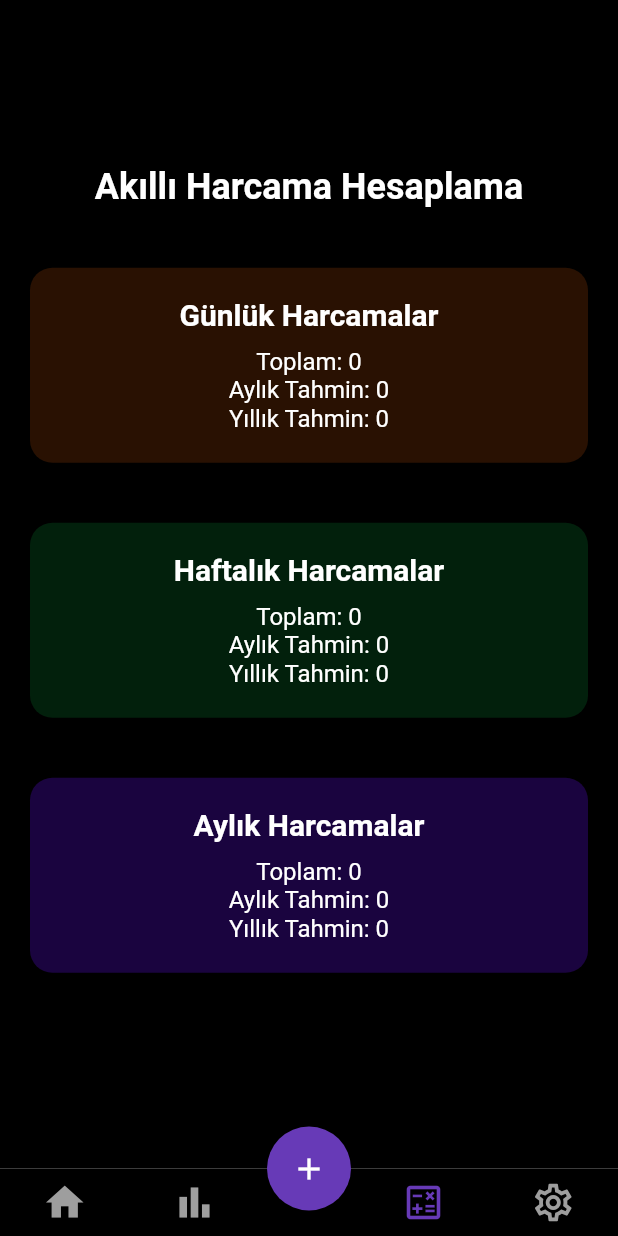
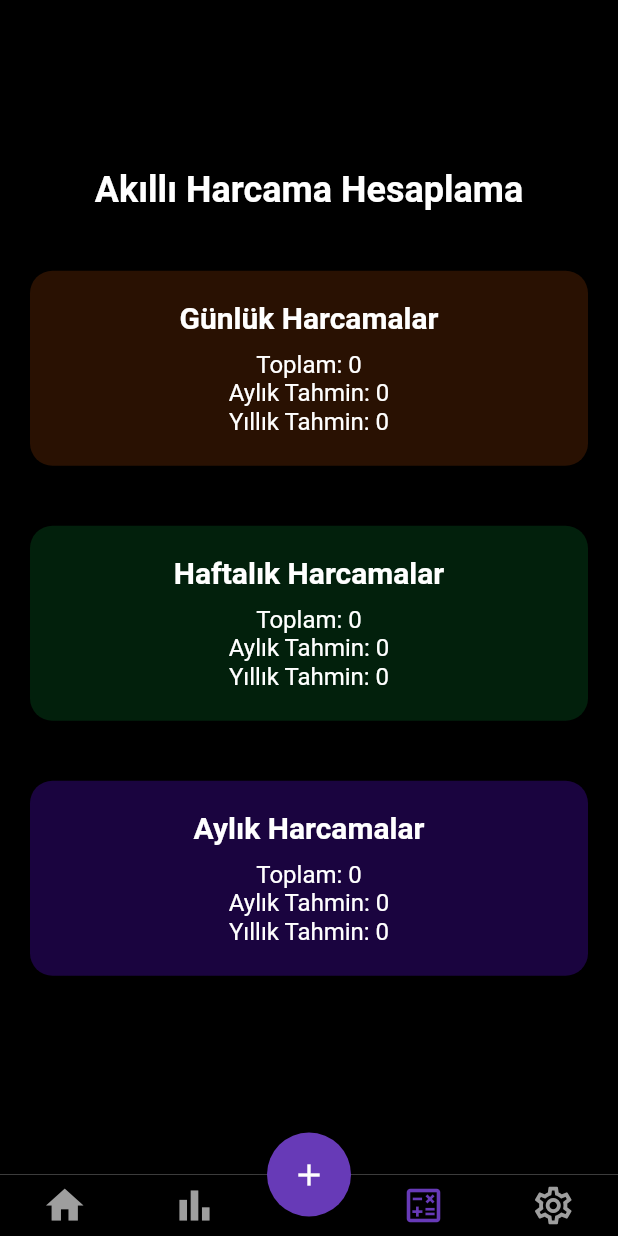
Before and after one commit to BatuhanSatilmis/Penny-Smart-Wallet, a Flutter app: the Bottom screen opened directly, item 3 of the bottom bar chosen, on a phone screen of 412 x 824 dp. Run offline on Flutter 3.47's test engine with Material 2 defaults, Android fonts, the light colour scheme and no system bars; our stand-ins replace animate_do, hive, hive_flutter, image_picker, ionicons, syncfusion_flutter_charts; accounts and stored records are empty; generated files the repository leaves out were written again; statements that could not run were skipped.

Commit message:
update 🆕 : file directory

```diff
--- a/penny_smart_wallet_app/lib/Views/view_login/login_view.dart
+++ b/penny_smart_wallet_app/lib/Views/view_login/login_view.dart
@@ -1,7 +1,7 @@
 import 'package:flutter/material.dart';
 import 'package:animate_do/animate_do.dart';
-import 'package:penny_smart_wallet/Views/view_forgot_password/forgot_password_view.dart';
-import 'package:penny_smart_wallet/Views/view_signup/signup_view.dart';
+import 'package:penny_smart_wallet/views/view_forgot_password/forgot_password_view.dart';
+import 'package:penny_smart_wallet/views/view_signup/signup_view.dart';
 import 'package:penny_smart_wallet/widgets/bottomnavigationbar.dart';
 
 class LoginPageView extends StatefulWidget {
--- a/penny_smart_wallet_app/lib/Views/view_settings/settings_screen.dart
+++ b/penny_smart_wallet_app/lib/Views/view_settings/settings_screen.dart
@@ -1,4 +1,4 @@
-import 'package:penny_smart_wallet/Views/view_edit_account/edit_account_view.dart';
+import 'package:penny_smart_wallet/views/view_edit_account/edit_account_view.dart';
 import 'package:penny_smart_wallet/widgets/bottomnavigationbar.dart';
 import 'package:penny_smart_wallet/widgets/settings_widget/forward_button.dart';
 import 'package:penny_smart_wallet/widgets/settings_widget/logout_button.dart';
--- a/penny_smart_wallet_app/lib/Views/view_splashscreen/splashscreen.dart
+++ b/penny_smart_wallet_app/lib/Views/view_splashscreen/splashscreen.dart
@@ -1,5 +1,5 @@
 import 'package:flutter/material.dart';
-import 'package:penny_smart_wallet/Views/view_login/login_view.dart';
+import 'package:penny_smart_wallet/views/view_login/login_view.dart';
 import 'dart:async';
 
 class SplashScreen extends StatefulWidget {
--- a/penny_smart_wallet_app/lib/main.dart
+++ b/penny_smart_wallet_app/lib/main.dart
@@ -1,6 +1,6 @@
 import 'package:flutter/material.dart';
 import 'package:hive_flutter/hive_flutter.dart';
-import 'package:penny_smart_wallet/Views/view_splashscreen/splashscreen.dart';
+import 'package:penny_smart_wallet/views/view_splashscreen/splashscreen.dart';
 
 import 'data/model/add_date.dart';
 
--- a/penny_smart_wallet_app/lib/widgets/bottomnavigationbar.dart
+++ b/penny_smart_wallet_app/lib/widgets/bottomnavigationbar.dart
@@ -1,9 +1,9 @@
 import 'package:flutter/material.dart';
-import 'package:penny_smart_wallet/Views/view_add/add_view.dart';
-import 'package:penny_smart_wallet/Views/view_calculation/calculation.dart';
-import 'package:penny_smart_wallet/Views/view_home/home.dart';
-import 'package:penny_smart_wallet/Views/view_statistics/statistics.dart';
-import 'package:penny_smart_wallet/Views/view_settings/settings_screen.dart';
+import 'package:penny_smart_wallet/views/view_add/add_view.dart';
+import 'package:penny_smart_wallet/views/view_calculation/calculation.dart';
+import 'package:penny_smart_wallet/views/view_home/home.dart';
+import 'package:penny_smart_wallet/views/view_statistics/statistics.dart';
+import 'package:penny_smart_wallet/views/view_settings/settings_screen.dart';
 
 class Bottom extends StatefulWidget {
   const Bottom({Key? key}) : super(key: key);
@@ -37,7 +37,7 @@ class _BottomState extends State<Bottom> {
       bottomNavigationBar: BottomAppBar(
         color: Colors.black,
         child: Padding(
-          padding: const EdgeInsets.only(top: 7.5, bottom: 7.5),
+          padding: const EdgeInsets.only(top: 5.5, bottom: 5.5),
           child: Row(
             mainAxisAlignment: MainAxisAlignment.spaceAround,
             children: [
--- a/penny_smart_wallet_app/lib/widgets/settings_widget/logout_button.dart
+++ b/penny_smart_wallet_app/lib/widgets/settings_widget/logout_button.dart
@@ -1,6 +1,6 @@
 import 'package:flutter/material.dart';
 import 'package:ionicons/ionicons.dart';
-import 'package:penny_smart_wallet/Views/view_login/login_view.dart';
+import 'package:penny_smart_wallet/views/view_login/login_view.dart';
 
 class ExitIconWidget extends StatelessWidget {
   @override
```
